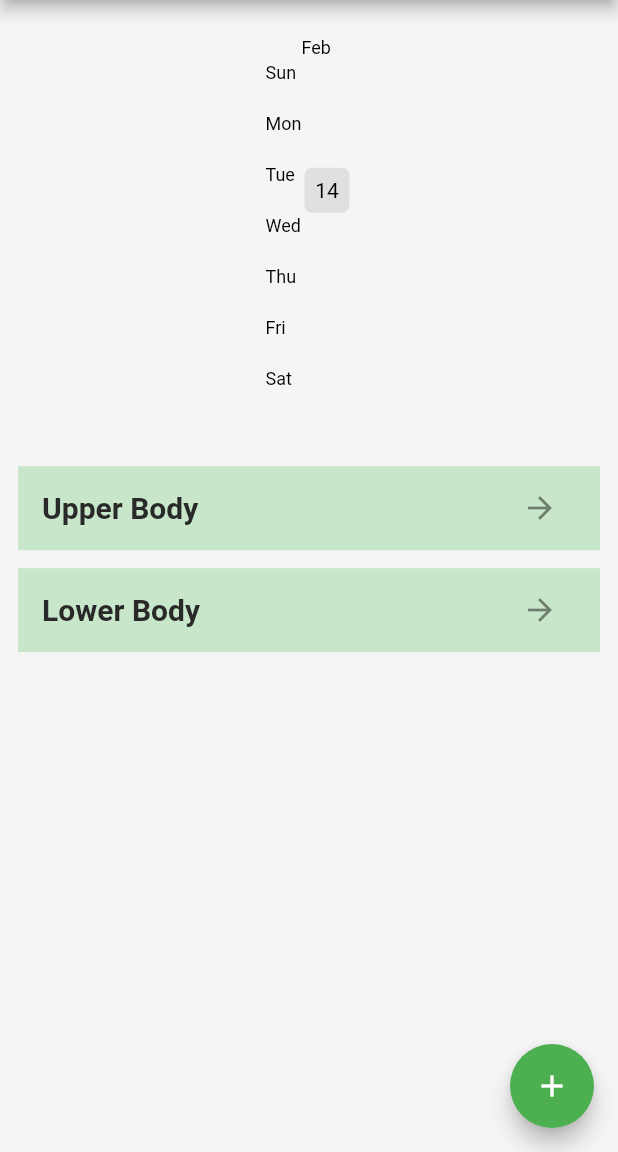
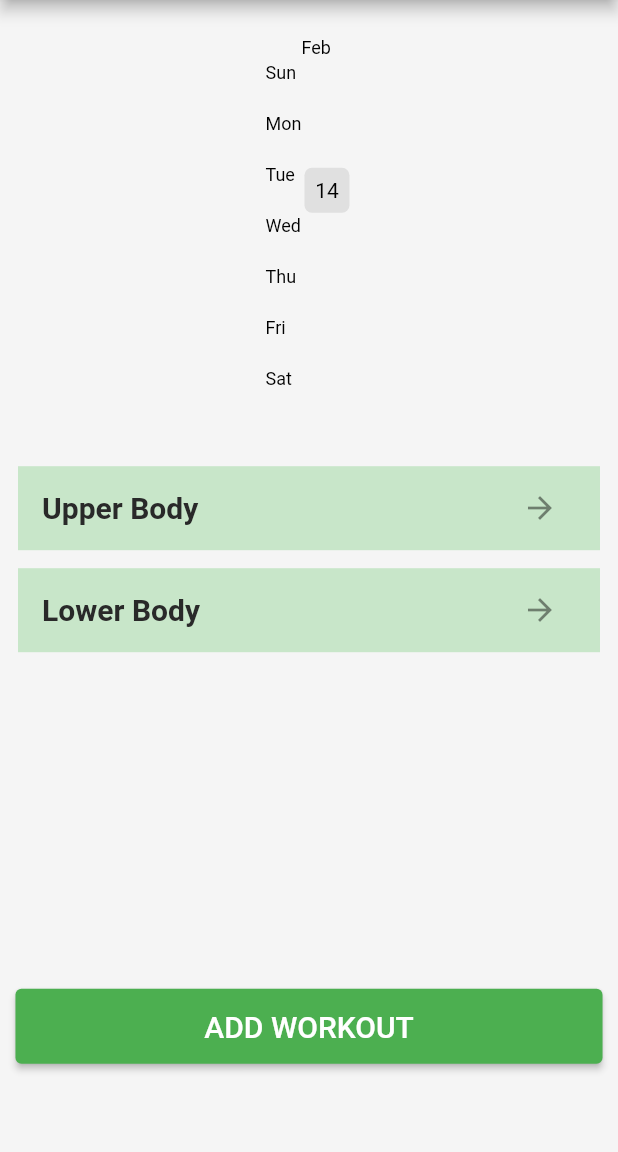
Before and after one commit to dobrunov/workout_tracker, a Flutter app: the screen it shows after launch, on a phone screen of 412 x 824 dp, the part 84-1236 px from its top. Run offline on Flutter 3.47's test engine with Material 2 defaults, Android fonts, the phone set to English and light mode, and no system bars; drawn by our look-alikes of flutter_heatmap_calendar; our stand-ins replace hive, hive_flutter; accounts and stored records are empty.

Commit message:
change floating action buttons to elevated buttons

```diff
--- a/lib/constants/text_styles.dart
+++ b/lib/constants/text_styles.dart
@@ -4,3 +4,4 @@ import 'color_constants.dart';
 
 const tileHeaderTextStyle = TextStyle(fontSize: 20, fontWeight: FontWeight.bold, color: tileHeaderColor);
 const hintTextStyle = TextStyle(fontSize: 18, color: Colors.grey);
+const addButtonTextStyle = TextStyle(fontSize: 20, color: Colors.white);
--- a/lib/pages/home_page.dart
+++ b/lib/pages/home_page.dart
@@ -109,12 +109,12 @@ class _HomePageState extends State<HomePage> {
           backgroundColor: green500,
           title: const Text('Workout tracker'),
         ),
-          floatingActionButton: FloatingActionButton(
-            backgroundColor: green500,
-            onPressed: createNewWorkout,
-            child: const Icon(Icons.add),
-          ),
-          body: ListView(
+        body: Column(
+          mainAxisSize: MainAxisSize.min,
+          children: [
+            SizedBox(
+              height: MediaQuery.of(context).size.height * 0.8,
+              child: ListView(
                 children: [
                   // HEAT MAP
                   MyHeatMap(
@@ -142,7 +142,29 @@ class _HomePageState extends State<HomePage> {
                     ),
                   ),
                 ],
-          )),
+              ),
+            ),
+            // add button
+            ElevatedButton(
+              style: ElevatedButton.styleFrom(
+                backgroundColor: green500,
+                fixedSize: Size(
+                  MediaQuery.of(context).size.width * 0.95,
+                  50.0,
+                ),
+              ),
+              onPressed: createNewWorkout,
+              child: const Text(
+                'ADD WORKOUT',
+                style: addButtonTextStyle,
+              ),
+            ),
+            const SizedBox(
+              height: 1,
+            ),
+          ],
+        ),
+      ),
     );
   }
 }
```
Also changed, not shown: lib/pages/workout_page.dart (+28 -6 lines). Lines whose indentation alone changed are shown as unchanged.
